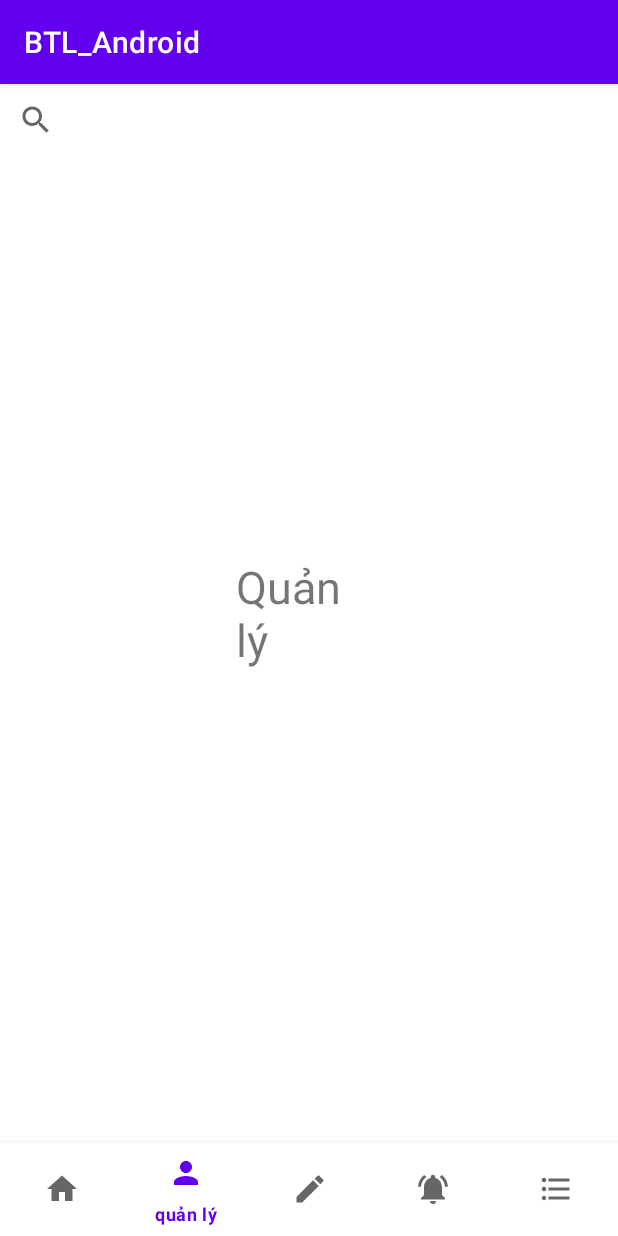
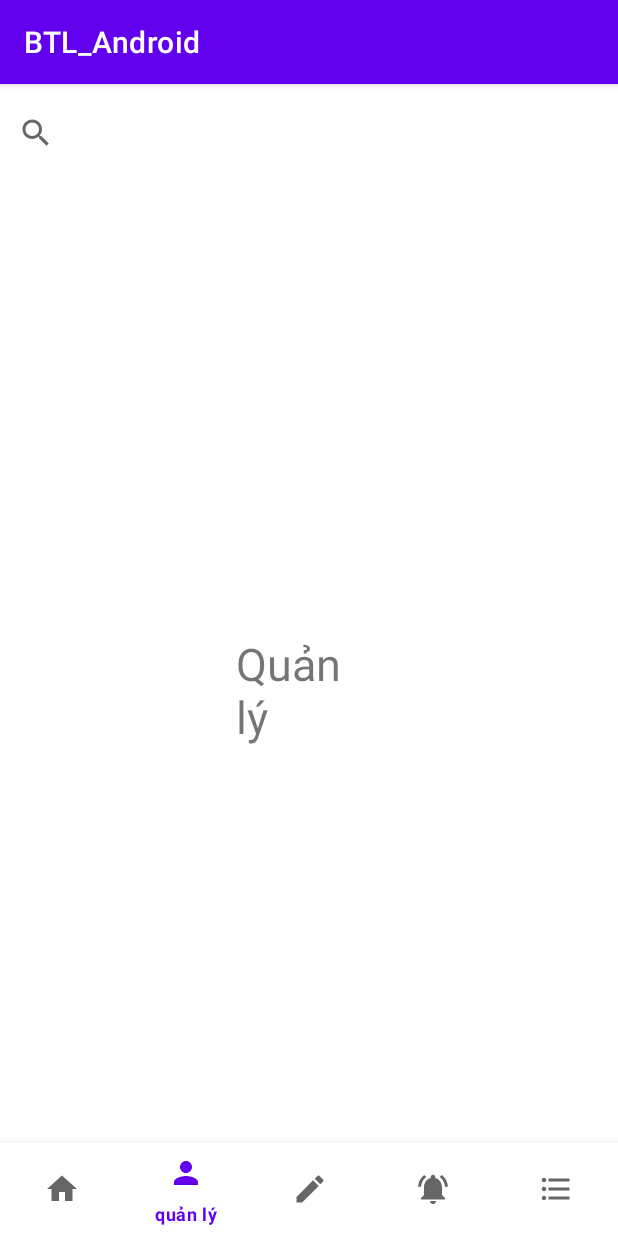
Before and after one commit to hangoctuan1903/BTL_Android, an Android app: the MainActivity screen opened directly, with no data from a screen before it, item 2 of the bottom bar chosen, on a phone screen of 412 x 824 dp. Run offline under Robolectric (Android 15) with nearby library versions, the phone set to English and light mode, and no system bars.

Commit message:
tuấn đơ

```diff
--- a/BTL_Android/app/src/main/res/layout/activity_login.xml
+++ b/BTL_Android/app/src/main/res/layout/activity_login.xml
@@ -107,6 +107,7 @@
             android:hint="Nhập số điện thoại"
             android:paddingLeft="70dp"
             android:paddingTop="20dp"
+            android:inputType="number"
             app:layout_constraintEnd_toEndOf="parent"
             app:layout_constraintHorizontal_bias="0.0"
             app:layout_constraintStart_toStartOf="parent"
--- a/BTL_Android/app/src/main/res/layout/activity_main.xml
+++ b/BTL_Android/app/src/main/res/layout/activity_main.xml
@@ -5,15 +5,16 @@
     android:layout_width="match_parent"
     android:layout_height="match_parent"
     tools:context=".MainActivity">
+
     <androidx.appcompat.widget.SearchView
         android:layout_width="match_parent"
-        android:layout_height="wrap_content"/>
+        android:layout_height="65dp" />
 
     <FrameLayout
         android:id="@+id/fragment_container"
         android:layout_width="match_parent"
-        android:layout_height="match_parent"
-        android:layout_above="@id/bottomnavi"/>
+        android:layout_height="604dp"
+        android:layout_above="@id/bottomnavi" />
 
     <com.google.android.material.bottomnavigation.BottomNavigationView
         android:id="@+id/bottomnavi"
```
